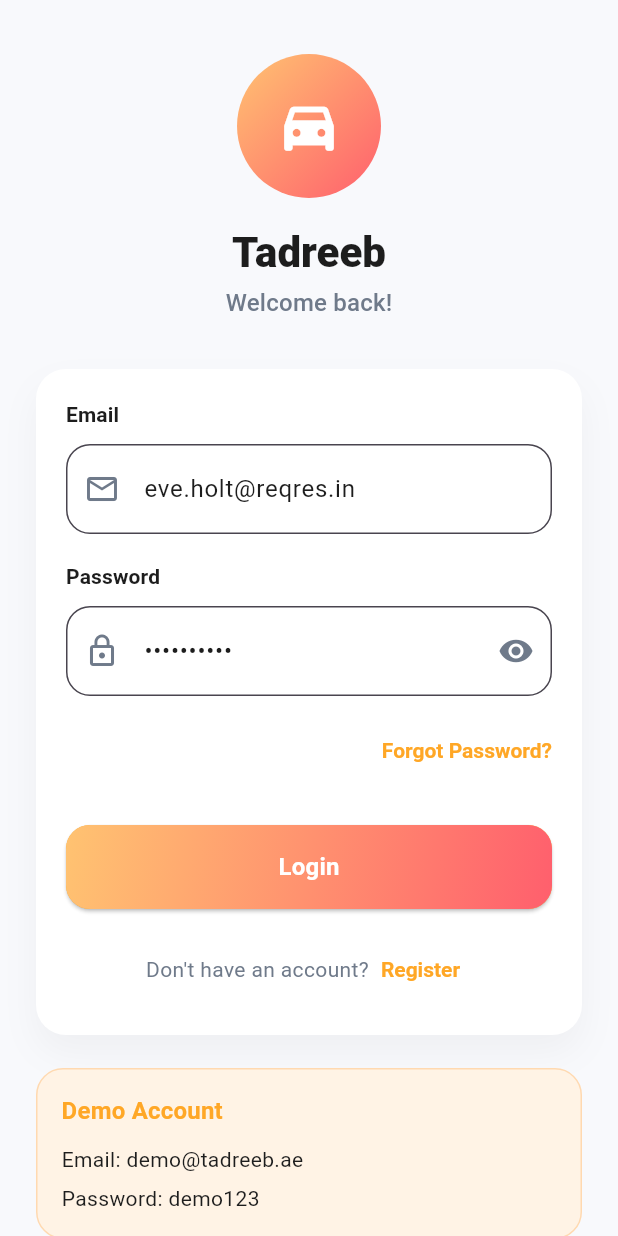
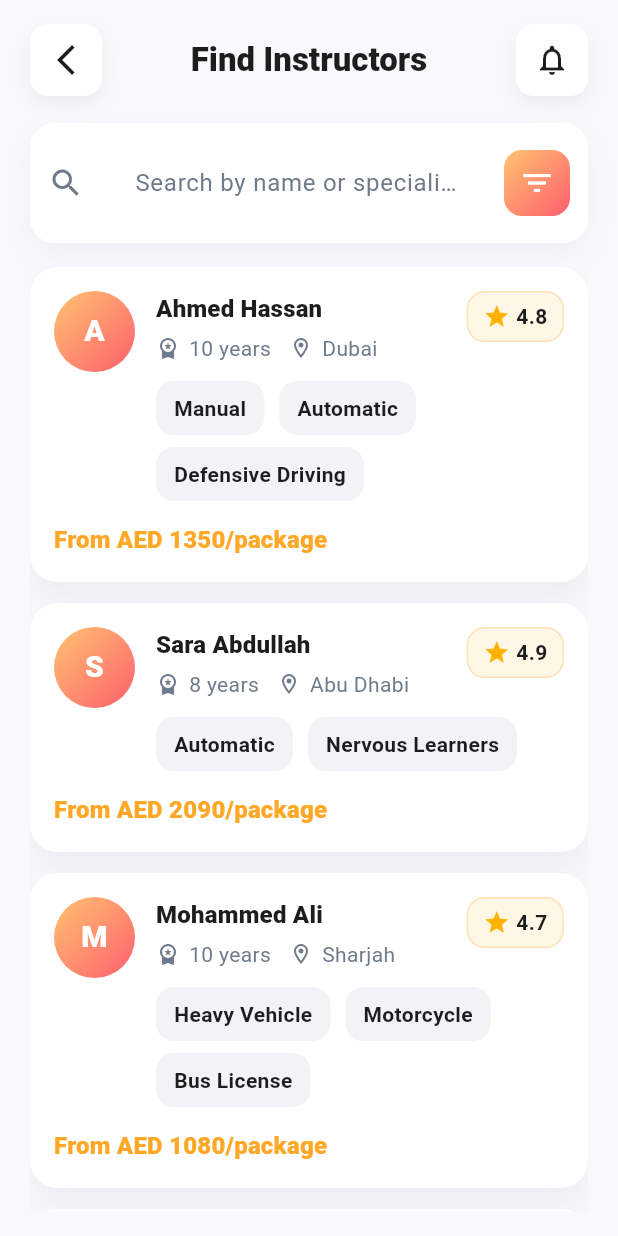
Before and after one commit to MoatazHossam/Tadreeb, a Flutter app: the screen it shows after launch, on a phone screen of 412 x 824 dp. Run offline on Flutter 3.47's test engine with Material 3 defaults, Android fonts, the phone set to English and light mode, and no system bars; our stand-ins replace get.

Commit message:
Add instructors listing page

```diff
--- a/tadreeb/lib/app/config/routes/app_pages.dart
+++ b/tadreeb/lib/app/config/routes/app_pages.dart
@@ -1,5 +1,8 @@
 import 'package:get/get.dart';
 
+import '../../modules/instructors/instructors_binding.dart';
+import '../../modules/instructors/instructors_controller.dart';
+import '../../modules/instructors/instructors_view.dart';
 import '../../modules/login/login_binding.dart';
 import '../../modules/login/login_controller.dart';
 import '../../modules/login/login_view.dart';
@@ -12,13 +15,18 @@
 class AppPages {
   AppPages._();
 
-  static const initial = Routes.login;
+  static const initial = Routes.instructors;
 
   static final routes = <GetPage<dynamic>>[
     GetPage<LoginController>(
       name: Routes.login,
       page: () => const LoginView(),
       binding: LoginBinding(),
+    ),
+    GetPage<InstructorsController>(
+      name: Routes.instructors,
+      page: () => const InstructorsView(),
+      binding: InstructorsBinding(),
     ),
     GetPage<RegisterController>(
       name: Routes.register,
--- a/tadreeb/lib/app/config/routes/app_routes.dart
+++ b/tadreeb/lib/app/config/routes/app_routes.dart
@@ -4,4 +4,5 @@
   Routes._();
   static const login = '/login';
   static const register = '/register';
+  static const instructors = '/instructors';
 }
--- /dev/null
+++ b/tadreeb/lib/app/modules/instructors/instructors_binding.dart
@@ -0,0 +1,10 @@
+import 'package:get/get.dart';
+
+import 'instructors_controller.dart';
+
+class InstructorsBinding extends Bindings {
+  @override
+  void dependencies() {
+    Get.lazyPut<InstructorsController>(() => InstructorsController());
+  }
+}
--- /dev/null
+++ b/tadreeb/lib/app/modules/instructors/instructors_controller.dart
@@ -0,0 +1,77 @@
+import 'package:get/get.dart';
+
+class Instructor {
+  const Instructor({
+    required this.name,
+    required this.experienceYears,
+    required this.city,
+    required this.rating,
+    required this.specializations,
+    required this.priceLabel,
+  });
+
+  final String name;
+  final int experienceYears;
+  final String city;
+  final double rating;
+  final List<String> specializations;
+  final String priceLabel;
+}
+
+class InstructorsController extends GetxController {
+  final instructors = const <Instructor>[
+    Instructor(
+      name: 'Ahmed Hassan',
+      experienceYears: 10,
+      city: 'Dubai',
+      rating: 4.8,
+      specializations: ['Manual', 'Automatic', 'Defensive Driving'],
+      priceLabel: 'From AED 1350/package',
+    ),
+    Instructor(
+      name: 'Sara Abdullah',
+      experienceYears: 8,
+      city: 'Abu Dhabi',
+      rating: 4.9,
+      specializations: ['Automatic', 'Nervous Learners'],
+      priceLabel: 'From AED 2090/package',
+    ),
+    Instructor(
+      name: 'Mohammed Ali',
+      experienceYears: 10,
+      city: 'Sharjah',
+      rating: 4.7,
+      specializations: ['Heavy Vehicle', 'Motorcycle', 'Bus License'],
+      priceLabel: 'From AED 1080/package',
+    ),
+    Instructor(
+      name: 'Fatima Khalid',
+      experienceYears: 7,
+      city: 'Dubai',
+      rating: 4.6,
+      specializations: ['Automatic', 'Motorcycle'],
+      priceLabel: 'From AED 1490/package',
+    ),
+  ];
+
+  final searchQuery = ''.obs;
+
+  List<Instructor> get filteredInstructors {
+    final query = searchQuery.value.trim().toLowerCase();
+    if (query.isEmpty) return instructors;
+
+    return instructors.where((instructor) {
+      final matchesName = instructor.name.toLowerCase().contains(query);
+      final matchesCity = instructor.city.toLowerCase().contains(query);
+      final matchesSpecialization = instructor.specializations.any(
+        (spec) => spec.toLowerCase().contains(query),
+      );
+
+      return matchesName || matchesCity || matchesSpecialization;
+    }).toList();
+  }
+
+  void updateSearch(String value) {
+    searchQuery.value = value;
+  }
+}
--- /dev/null
+++ b/tadreeb/lib/app/modules/instructors/instructors_view.dart
@@ -0,0 +1,296 @@
+import 'package:flutter/material.dart';
+import 'package:get/get.dart';
+
+import '../../core/theme/app_theme.dart';
+import 'instructors_controller.dart';
+
+class InstructorsView extends GetView<InstructorsController> {
+  const InstructorsView({super.key});
+
+  @override
+  Widget build(BuildContext context) {
+    return Scaffold(
+      body: SafeArea(
+        child: Padding(
+          padding: const EdgeInsets.symmetric(horizontal: 20, vertical: 16),
+          child: Column(
+            crossAxisAlignment: CrossAxisAlignment.stretch,
+            children: [
+              _Header(onBack: Get.back),
+              const SizedBox(height: 18),
+              _SearchBar(onChanged: controller.updateSearch),
+              const SizedBox(height: 16),
+              Expanded(
+                child: Obx(
+                  () => ListView.separated(
+                    itemCount: controller.filteredInstructors.length,
+                    separatorBuilder: (_, __) => const SizedBox(height: 14),
+                    itemBuilder: (context, index) {
+                      final instructor = controller.filteredInstructors[index];
+                      return _InstructorCard(instructor: instructor);
+                    },
+                  ),
+                ),
+              ),
+            ],
+          ),
+        ),
+      ),
+    );
+  }
+}
+
+class _Header extends StatelessWidget {
+  const _Header({required this.onBack});
+
+  final VoidCallback onBack;
+
+  @override
+  Widget build(BuildContext context) {
+    return Row(
+      mainAxisAlignment: MainAxisAlignment.spaceBetween,
+      children: [
+        _HeaderIconButton(icon: Icons.arrow_back_ios_new, onPressed: onBack),
+        Text(
+          'Find Instructors',
+          style: Theme.of(context).textTheme.titleLarge?.copyWith(
+                fontWeight: FontWeight.w800,
+              ),
+        ),
+        _HeaderIconButton(icon: Icons.notifications_none, onPressed: () {}),
+      ],
+    );
+  }
+}
+
+class _HeaderIconButton extends StatelessWidget {
+  const _HeaderIconButton({required this.icon, required this.onPressed});
+
+  final IconData icon;
+  final VoidCallback onPressed;
+
+  @override
+  Widget build(BuildContext context) {
+    return Container(
+      decoration: BoxDecoration(
+        color: Colors.white,
+        borderRadius: BorderRadius.circular(12),
+        boxShadow: [
+          BoxShadow(
+            color: Colors.black.withOpacity(0.05),
+            blurRadius: 10,
+            offset: const Offset(0, 6),
+          ),
+        ],
+      ),
+      child: IconButton(
+        onPressed: onPressed,
+        padding: const EdgeInsets.all(10),
+        icon: Icon(icon, color: AppColors.textPrimary),
+      ),
+    );
+  }
+}
+
+class _SearchBar extends StatelessWidget {
+  const _SearchBar({required this.onChanged});
+
+  final ValueChanged<String> onChanged;
+
+  @override
+  Widget build(BuildContext context) {
+    return Container(
+      decoration: BoxDecoration(
+        color: Colors.white,
+        borderRadius: BorderRadius.circular(16),
+        boxShadow: [
+          BoxShadow(
+            color: Colors.black.withOpacity(0.04),
+            blurRadius: 16,
+            offset: const Offset(0, 8),
+          ),
+        ],
+      ),
+      padding: const EdgeInsets.symmetric(horizontal: 12, vertical: 10),
+      child: Row(
+        children: [
+          const Icon(Icons.search, color: AppColors.textSecondary),
+          const SizedBox(width: 10),
+          Expanded(
+            child: TextField(
+              onChanged: onChanged,
+              decoration: const InputDecoration(
+                hintText: 'Search by name or specialization',
+                border: InputBorder.none,
+              ),
+            ),
+          ),
+          Container(
+            height: 44,
+            width: 44,
+            decoration: const BoxDecoration(
+              gradient: AppColors.primaryGradient,
+              borderRadius: BorderRadius.all(Radius.circular(12)),
+            ),
+            child: const Icon(Icons.filter_list, color: Colors.white),
+          ),
+        ],
+      ),
+    );
+  }
+}
+
+class _InstructorCard extends StatelessWidget {
+  const _InstructorCard({required this.instructor});
+
+  final Instructor instructor;
+
+  @override
+  Widget build(BuildContext context) {
+    return Container(
+      padding: const EdgeInsets.all(16),
+      decoration: BoxDecoration(
+        color: Colors.white,
+        borderRadius: BorderRadius.circular(18),
+        boxShadow: [
+          BoxShadow(
+            color: Colors.black.withOpacity(0.05),
+            blurRadius: 18,
+            offset: const Offset(0, 10),
+          ),
+        ],
+      ),
+      child: Column(
+        crossAxisAlignment: CrossAxisAlignment.start,
+        children: [
+          Row(
+            crossAxisAlignment: CrossAxisAlignment.start,
+            children: [
+              Container(
+                height: 54,
+                width: 54,
+                decoration: const BoxDecoration(
+                  gradient: AppColors.primaryGradient,
+                  shape: BoxShape.circle,
+                ),
+                child: Center(
+                  child: Text(
+                    instructor.name.substring(0, 1),
+                    style: const TextStyle(
+                      color: Colors.white,
+                      fontWeight: FontWeight.w800,
+                      fontSize: 20,
+                    ),
+                  ),
+                ),
+              ),
+              const SizedBox(width: 14),
+              Expanded(
+                child: Column(
+                  crossAxisAlignment: CrossAxisAlignment.start,
+                  children: [
+                    Row(
+                      crossAxisAlignment: CrossAxisAlignment.start,
+                      children: [
+                        Expanded(
+                          child: Column(
+                            crossAxisAlignment: CrossAxisAlignment.start,
+                            children: [
+                              Text(
+                                instructor.name,
+                                style: Theme.of(context).textTheme.titleMedium?.copyWith(
+                                      fontWeight: FontWeight.w800,
+                                    ),
+                              ),
+                              const SizedBox(height: 4),
+                              Row(
+                                children: [
+                                  Icon(Icons.workspace_premium, color: AppColors.textSecondary, size: 16),
+                                  const SizedBox(width: 6),
+                                  Text(
+                                    '${instructor.experienceYears} years',
+                                    style: Theme.of(context)
+                                        .textTheme
+                                        .bodyMedium
+                                        ?.copyWith(color: AppColors.textSecondary),
+                                  ),
+                                  const SizedBox(width: 12),
+                                  Icon(Icons.location_on_outlined, color: AppColors.textSecondary, size: 16),
+                                  const SizedBox(width: 6),
+                                  Text(
+                                    instructor.city,
+                                    style: Theme.of(context)
+                                        .textTheme
+                                        .bodyMedium
+                                        ?.copyWith(color: AppColors.textSecondary),
+                                  ),
+                                ],
+                              ),
+                            ],
+                          ),
+                        ),
+                        Container(
+                          padding: const EdgeInsets.symmetric(horizontal: 10, vertical: 6),
+                          decoration: BoxDecoration(
+                            color: const Color(0xFFFFF7E5),
+                            borderRadius: BorderRadius.circular(12),
+                            border: Border.all(color: const Color(0xFFFFE0B2)),
+                          ),
+                          child: Row(
+                            mainAxisSize: MainAxisSize.min,
+                            children: [
+                              const Icon(Icons.star, color: Color(0xFFFFB300), size: 18),
+                              const SizedBox(width: 4),
+                              Text(
+                                instructor.rating.toStringAsFixed(1),
+                                style: const TextStyle(
+                                  fontWeight: FontWeight.w700,
+                                  color: AppColors.textPrimary,
+                                ),
+                              ),
+                            ],
+                          ),
+                        ),
+                      ],
+                    ),
+                    const SizedBox(height: 12),
+                    Wrap(
+                      spacing: 10,
+                      runSpacing: 8,
+                      children: instructor.specializations
+                          .map(
+                            (spec) => Container(
+                              padding: const EdgeInsets.symmetric(horizontal: 12, vertical: 8),
+                              decoration: BoxDecoration(
+                                color: const Color(0xFFF1F3F7),
+                                borderRadius: BorderRadius.circular(12),
+                              ),
+                              child: Text(
+                                spec,
+                                style: Theme.of(context).textTheme.bodyMedium?.copyWith(
+                                      color: AppColors.textPrimary,
+                                      fontWeight: FontWeight.w600,
+                                    ),
+                              ),
+                            ),
+                          )
+                          .toList(),
+                    ),
+                  ],
+                ),
+              ),
+            ],
+          ),
+          const SizedBox(height: 14),
+          Text(
+            instructor.priceLabel,
+            style: Theme.of(context).textTheme.titleMedium?.copyWith(
+                  color: AppColors.primary,
+                  fontWeight: FontWeight.w800,
+                ),
+          ),
+        ],
+      ),
+    );
+  }
+}
```
